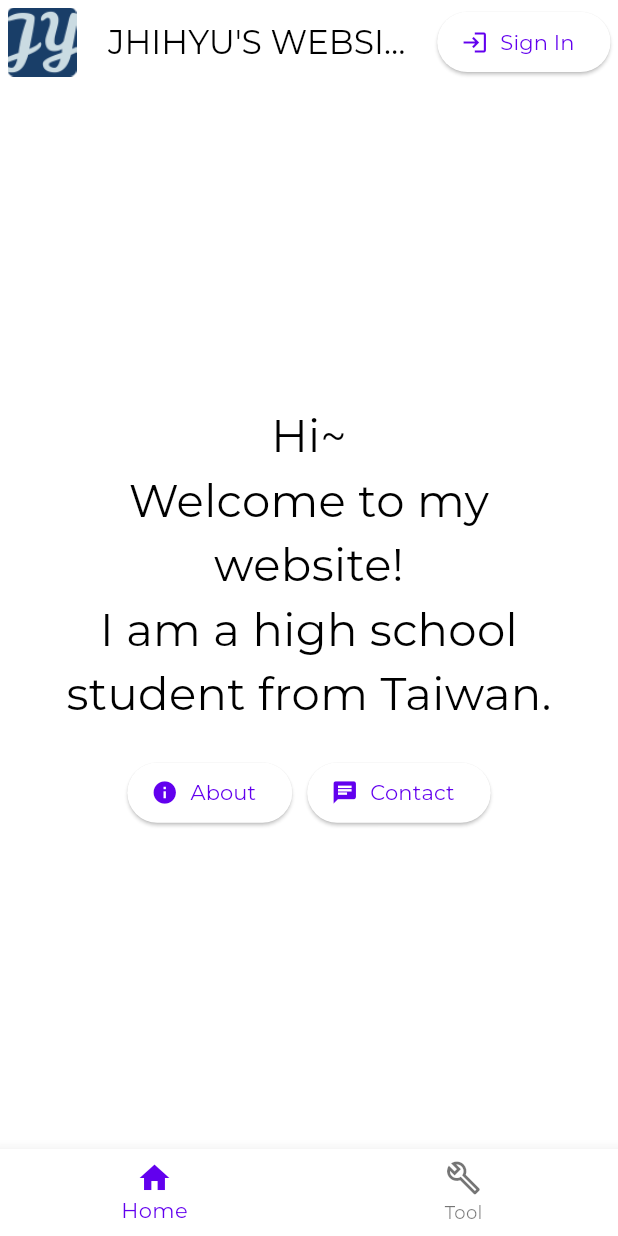
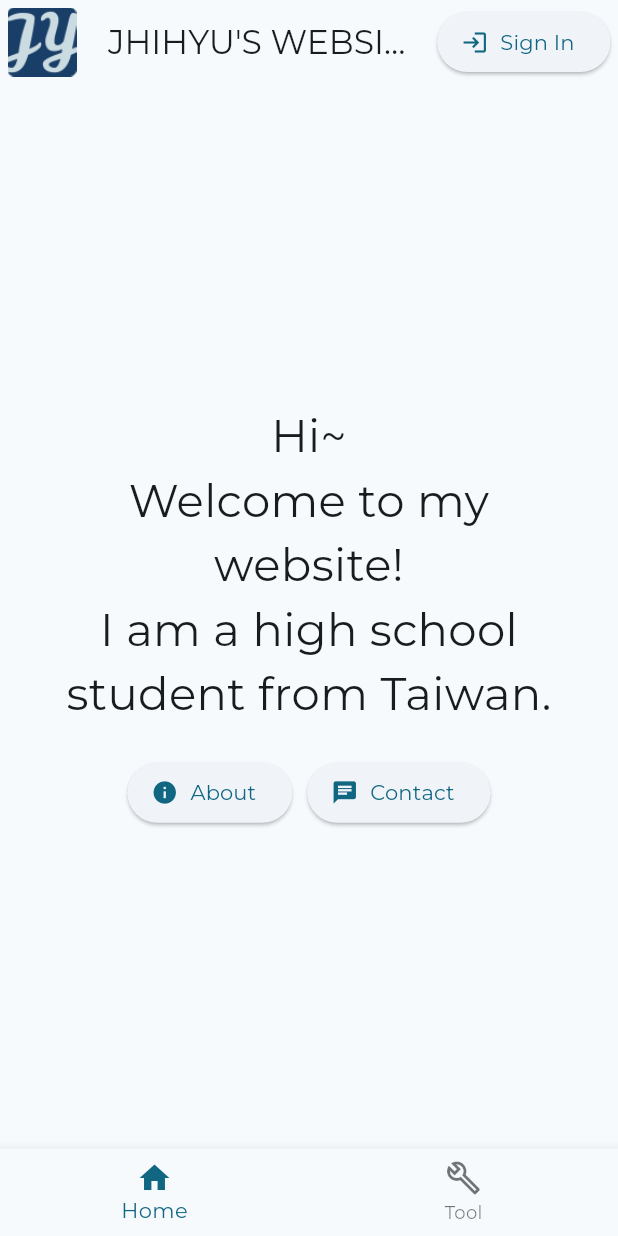
Before and after one commit to jhihyulin/WEBSITE, a Flutter app: the screen it shows after launch, on a phone screen of 412 x 824 dp. Run offline on Flutter 3.47's test engine with Material 2 defaults, Android fonts, the phone set to English and light mode, and no system bars; drawn by our look-alikes of animated_text_kit; our stand-ins replace cloud_firestore, firebase_auth, firebase_core, flutter_colorpicker; missing offline and left inert: dart:html, firebase_app_check, firebase_ui_auth, firebase_ui_oauth_facebook, firebase_ui_oauth_google, firebase_ui_oauth_twitter; accounts and stored records are empty; statements that could not run were skipped; project files that could hold a hidden picture were left out.

Commit message:
Change theme color

```diff
--- a/lib/main.dart
+++ b/lib/main.dart
@@ -1,6 +1,7 @@
 import 'package:firebase_auth/firebase_auth.dart';
 import 'package:flutter/material.dart';
 import 'package:firebase_core/firebase_core.dart';
+import 'package:flutter_colorpicker/flutter_colorpicker.dart';
 import 'package:flutter_web_plugins/url_strategy.dart';
 import 'package:firebase_app_check/firebase_app_check.dart';
 
@@ -19,6 +20,7 @@ import 'pages/BMI.dart';
 
 final WEBSITE_NAME = 'JHIHYU\'S WEBSITE';
 final DesktopModeWidth = 640;
+Color _seedColor = Colors.blueGrey;
 
 Map<String, Widget Function(BuildContext)> _routes = {
   '/profile': (BuildContext context) => ProfilePage(),
@@ -44,23 +46,38 @@ void main() async {
   runApp(MyApp());
 }
 
-class MyApp extends StatelessWidget {
+class MyApp extends StatefulWidget {
+  @override
+  _MyAppState createState() => _MyAppState();
+}
+
+class _MyAppState extends State<MyApp> {
   @override
   Widget build(BuildContext context) {
     ThemeMode themeMode = ThemeMode.system;
     return MaterialApp(
       title: WEBSITE_NAME,
       theme: ThemeData(
-          useMaterial3: true,
-          fontFamily: 'Montserrat',
-          colorScheme: const ColorScheme.light()),
+        useMaterial3: true,
+        fontFamily: 'Montserrat',
+        brightness: Brightness.light,
+        colorSchemeSeed: _seedColor,
+        // colorScheme: ColorScheme.light(),
+        // navigationRailTheme: NavigationRailThemeData(
+        //   backgroundColor: Colors.white,
+        //   selectedIconTheme: IconThemeData(color: Theme.of(context).primaryColor),
+        //   unselectedIconTheme: IconThemeData(color: Theme.of(context).disabledColor),
+        // ),
+      ),
       darkTheme: ThemeData(
-          useMaterial3: true,
-          fontFamily: 'Montserrat',
-          colorScheme: const ColorScheme.dark()),
+        useMaterial3: true,
+        fontFamily: 'Montserrat',
+        brightness: Brightness.dark,
+        colorSchemeSeed: _seedColor,
+      ),
       themeMode: themeMode,
       home: Scaffold(
-        body: BottomNavigationController(),
+        body: NavigationController(),
       ),
       routes: _routes,
       debugShowCheckedModeBanner: false,
@@ -70,20 +87,20 @@ class MyApp extends StatelessWidget {
 
 int _currentIndex = 0;
 
-class BottomNavigationController extends StatefulWidget {
+class NavigationController extends StatefulWidget {
   final int inputIndex;
-  BottomNavigationController({Key? key, this.inputIndex = 0})
+  NavigationController({Key? key, this.inputIndex = 0})
       : super(key: key) {
     _currentIndex = inputIndex;
   }
 
   @override
-  _BottomNavigationControllerState createState() =>
-      _BottomNavigationControllerState();
+  _NavigationControllerState createState() =>
+      _NavigationControllerState();
 }
 
-class _BottomNavigationControllerState
-    extends State<BottomNavigationController> {
+class _NavigationControllerState
+    extends State<NavigationController> {
   Widget _displayPhoto = Icon(Icons.login);
   Widget _dispayText = Text('Sign In');
 
@@ -156,6 +173,47 @@ class _BottomNavigationControllerState
                     child: NavigationRail(
                       labelType: NavigationRailLabelType.none,
                       selectedIndex: _currentIndex,
+                      // Not working>>>
+                      // leading: GestureDetector(
+                      //   onTap: () {
+                      //     showDialog(
+                      //       context: context,
+                      //       builder: (context) => AlertDialog(
+                      //         title: Text('Change Color'),
+                      //         content: SingleChildScrollView(
+                      //           child: ColorPicker(
+                      //             pickerColor: _seedColor,
+                      //             onColorChanged: (color) {
+                      //               setState(() {
+                      //                 _seedColor = color;
+                      //               });
+                      //             },
+                      //           ),
+                      //         ),
+                      //         actions: [
+                      //           TextButton(
+                      //             child: Text('OK'),
+                      //             onPressed: () {
+                      //               Navigator.of(context).pop();
+                      //             },
+                      //           ),
+                      //         ],
+                      //       ),
+                      //     );
+                      //   },
+                      //   child: Container(
+                      //     width: 48,
+                      //     height: 48,
+                      //     decoration: BoxDecoration(
+                      //       color: _seedColor,
+                      //       shape: BoxShape.circle,
+                      //     ),
+                      //     child: Center(
+                      //       child: Icon(Icons.colorize,
+                      //           color: Theme.of(context).colorScheme.onPrimary),
+                      //     ),
+                      //   ),
+                      // ),
                       destinations: [
                         NavigationRailDestination(
                           icon: Icon(Icons.home_outlined),
--- a/pubspec.yaml
+++ b/pubspec.yaml
@@ -23,6 +23,7 @@ dependencies:
   url_launcher: ^6.1.8
   http: ^0.13.5
   firebase_app_check: ^0.1.1+8
+  flutter_colorpicker: ^1.0.3
 dev_dependencies:
   flutter_test:
     sdk: flutter
```
